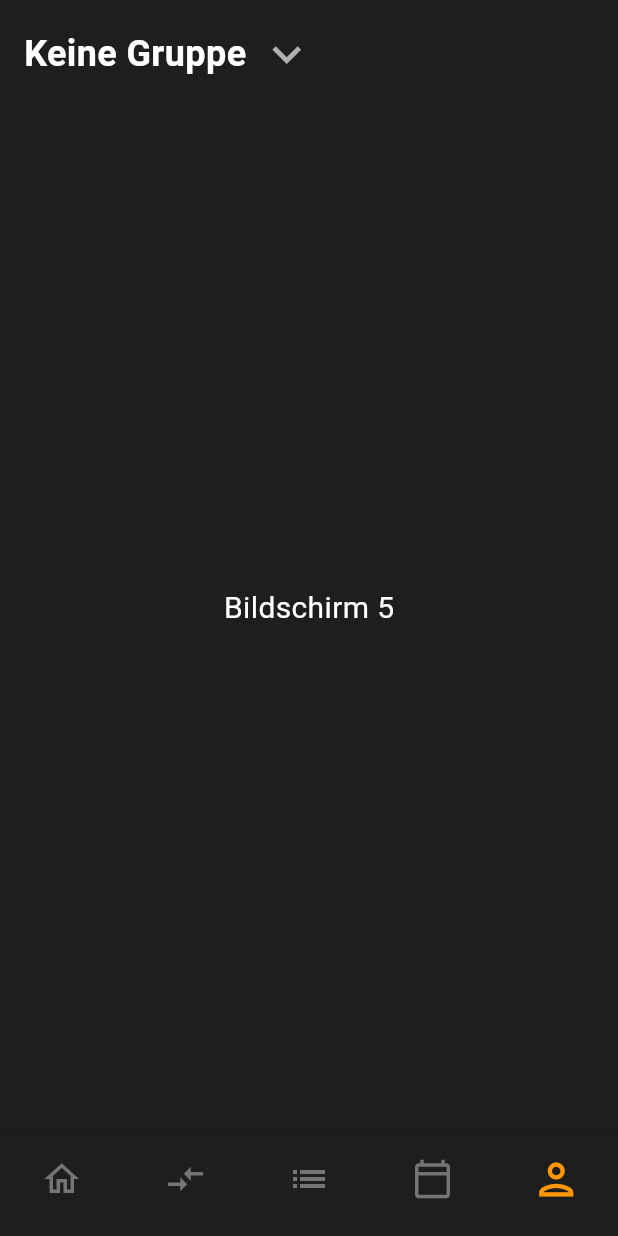
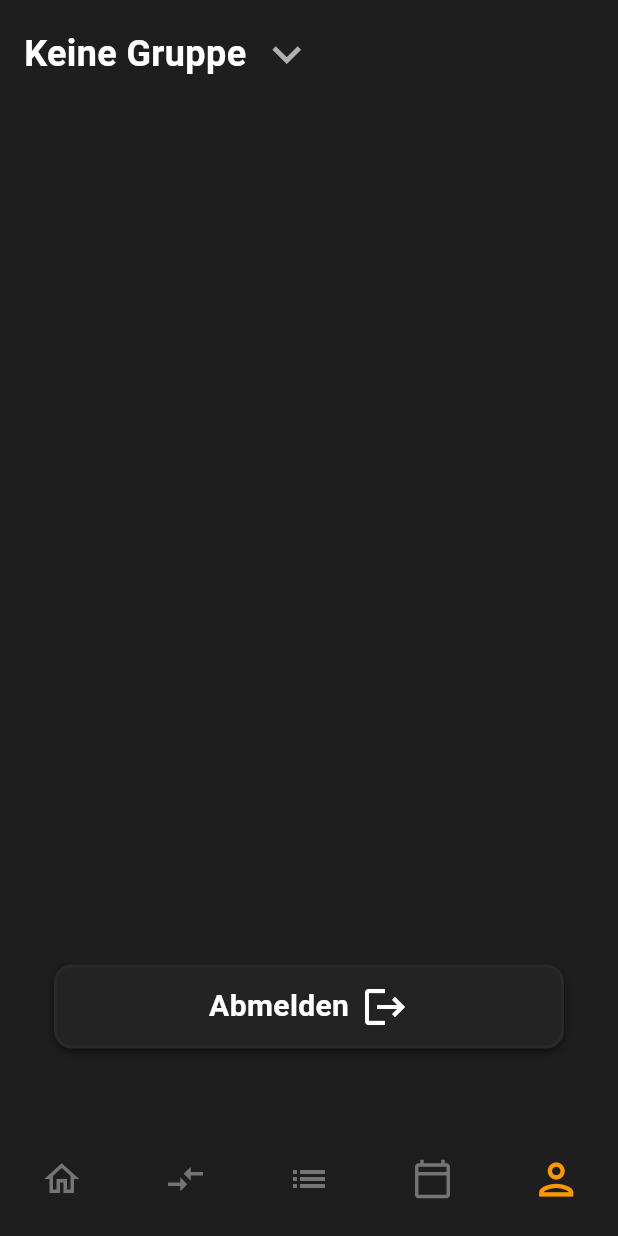
Before and after one commit to Phimance/Reiseplaner-Frontend, a Flutter app: the MainScreen screen opened directly, item 5 of the bottom bar chosen, on a phone screen of 412 x 824 dp. Run offline on Flutter 3.47's test engine with Material 3 defaults, Android fonts, the phone set to English and light mode, and no system bars.

Commit message:
logout Button

```diff
--- a/lib/main.dart
+++ b/lib/main.dart
@@ -2,6 +2,7 @@ import 'package:flutter/material.dart';
 import 'package:provider/provider.dart';
 import 'package:reiseplaner/view/components/core/Widgets/ReiseHeader.dart';
 import 'package:reiseplaner/view/components/pages/home_screen.dart';
+import 'package:reiseplaner/view/components/pages/profile_screen.dart';
 import 'core/app_state.dart';
 import 'view/components/pages/login_screen.dart';
 import 'view/theme/app_theme.dart';
@@ -50,9 +51,7 @@ class _MainScreenState extends State<MainScreen> {
     const Center(
       child: Text('Bildschirm 4', style: TextStyle(fontSize: 20)),
     ),
-    const Center(
-      child: Text('Bildschirm 5', style: TextStyle(fontSize: 20)),
-    ),
+    const ProfileScreen(),
   ];
 
   @override
--- /dev/null
+++ b/lib/view/components/pages/profile_screen.dart
@@ -0,0 +1,40 @@
+import 'package:flutter/material.dart';
+import 'package:provider/provider.dart';
+import '../../../core/app_state.dart';
+import '../../theme/app_colors.dart';
+import '../core/Widgets/Button.dart';
+import 'login_screen.dart';
+
+class ProfileScreen extends StatelessWidget {
+  const ProfileScreen({super.key});
+
+  @override
+  Widget build(BuildContext context) {
+    return Scaffold(
+      backgroundColor: AppColors.background,
+      body: Padding(
+        padding: const EdgeInsets.all(20.0),
+        child: Column(
+          children: [
+            const Spacer(),
+            ReiseButton(
+              title: 'Abmelden',
+              icon: Icons.logout,
+              onPressed: () {
+                // Logout im AppState ausführen
+                context.read<AppState>().logout();
+
+                // Zurück zum Login-Screen navigieren und Stack leeren
+                Navigator.of(context).pushAndRemoveUntil(
+                  MaterialPageRoute(builder: (context) => const LoginScreen()),
+                  (route) => false,
+                );
+              },
+            ),
+            const SizedBox(height: 20),
+          ],
+        ),
+      ),
+    );
+  }
+}
```
Also changed, not shown: pubspec.lock.
